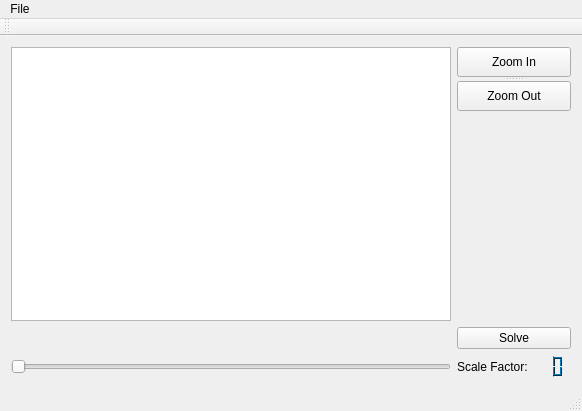
Above: StructuralAnlysis/mainwindow.ui from FishTacos23/570Project before the change. Below: the same form after it.
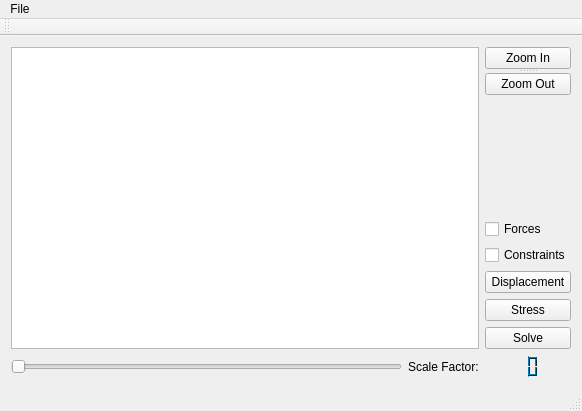
That is the form after the change.

Commit message: Toggle Force, Constraint. Cleaned up a little. Buttons for Displacement and Stress

What changed in the file:
```diff
--- a/StructuralAnlysis/mainwindow.ui
+++ b/StructuralAnlysis/mainwindow.ui
@@ -15,14 +15,7 @@
   </property>
   <widget class="QWidget" name="centralWidget">
    <layout class="QGridLayout" name="gridLayout">
-    <item row="0" column="0" rowspan="4">
-     <widget class="QGraphicsView" name="graphicsView">
-      <property name="mouseTracking">
-       <bool>true</bool>
-      </property>
-     </widget>
-    </item>
-    <item row="0" column="1" colspan="2">
+    <item row="0" column="2">
      <widget class="QSplitter" name="splitter">
       <property name="orientation">
        <enum>Qt::Vertical</enum>
@@ -65,44 +58,7 @@
       </property>
      </spacer>
     </item>
-    <item row="3" column="2">
-     <spacer name="verticalSpacer">
-      <property name="orientation">
-       <enum>Qt::Vertical</enum>
-      </property>
-      <property name="sizeHint" stdset="0">
-       <size>
-        <width>20</width>
-        <height>54</height>
-       </size>
-      </property>
-     </spacer>
-    </item>
-    <item row="4" column="1" colspan="2">
-     <widget class="QPushButton" name="pushButton_solve">
-      <property name="text">
-       <string>Solve</string>
-      </property>
-     </widget>
-    </item>
-    <item row="5" column="0">
-     <widget class="QSlider" name="horizontalSlider_scaleDisp">
-      <property name="sliderPosition">
-       <number>0</number>
-      </property>
-      <property name="orientation">
-       <enum>Qt::Horizontal</enum>
-      </property>
-     </widget>
-    </item>
-    <item row="5" column="1">
-     <widget class="QLabel" name="label">
-      <property name="text">
-       <string>Scale Factor:</string>
-      </property>
-     </widget>
-    </item>
-    <item row="5" column="2">
+    <item row="9" column="2">
      <widget class="QLCDNumber" name="lcdNumber">
       <property name="palette">
        <palette>
@@ -530,6 +486,91 @@
       </property>
      </widget>
     </item>
+    <item row="1" column="2">
+     <spacer name="verticalSpacer_3">
+      <property name="orientation">
+       <enum>Qt::Vertical</enum>
+      </property>
+      <property name="sizeHint" stdset="0">
+       <size>
+        <width>20</width>
+        <height>40</height>
+       </size>
+      </property>
+     </spacer>
+    </item>
+    <item row="6" column="2">
+     <widget class="QPushButton" name="pushButton_Disp">
+      <property name="text">
+       <string>Displacement</string>
+      </property>
+     </widget>
+    </item>
+    <item row="9" column="0">
+     <widget class="QSlider" name="horizontalSlider_scaleDisp">
+      <property name="sliderPosition">
+       <number>0</number>
+      </property>
+      <property name="orientation">
+       <enum>Qt::Horizontal</enum>
+      </property>
+     </widget>
+    </item>
+    <item row="7" column="2">
+     <widget class="QPushButton" name="pushButton_Stress">
+      <property name="text">
+       <string>Stress</string>
+      </property>
+     </widget>
+    </item>
+    <item row="9" column="1">
+     <widget class="QLabel" name="label">
+      <property name="text">
+       <string>Scale Factor:</string>
+      </property>
+     </widget>
+    </item>
+    <item row="0" column="0" rowspan="9" colspan="2">
+     <widget class="QGraphicsView" name="graphicsView">
+      <property name="mouseTracking">
+       <bool>true</bool>
+      </property>
+     </widget>
+    </item>
+    <item row="3" column="2">
+     <spacer name="verticalSpacer">
+      <property name="orientation">
+       <enum>Qt::Vertical</enum>
+      </property>
+      <property name="sizeHint" stdset="0">
+       <size>
+        <width>20</width>
+        <height>54</height>
+       </size>
+      </property>
+     </spacer>
+    </item>
+    <item row="8" column="2">
+     <widget class="QPushButton" name="pushButton_solve">
+      <property name="text">
+       <string>Solve</string>
+      </property>
+     </widget>
+    </item>
+    <item row="5" column="2">
+     <widget class="QCheckBox" name="checkBox_const">
+      <property name="text">
+       <string>Constraints</string>
+      </property>
+     </widget>
+    </item>
+    <item row="4" column="2">
+     <widget class="QCheckBox" name="checkBox_Force">
+      <property name="text">
+       <string>Forces</string>
+      </property>
+     </widget>
+    </item>
    </layout>
   </widget>
   <widget class="QMenuBar" name="menuBar">
```
Left out of the diff: 13 changed lines with no effect on the pictures. The commit also changes 12 other files.
